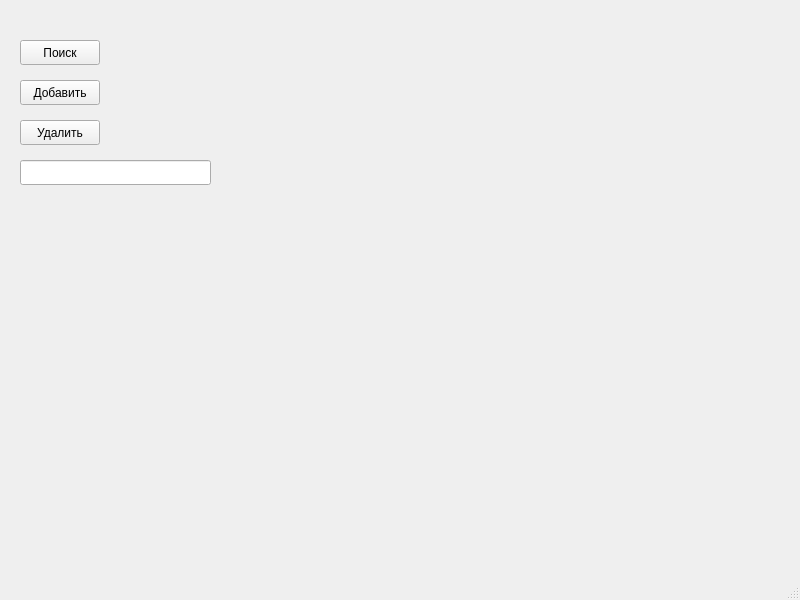
Above: C++/qt/Lab16_V2/lab16_v2/mainwindow.ui from ilya-uzun/Learning before the change. Below: the same form after it.
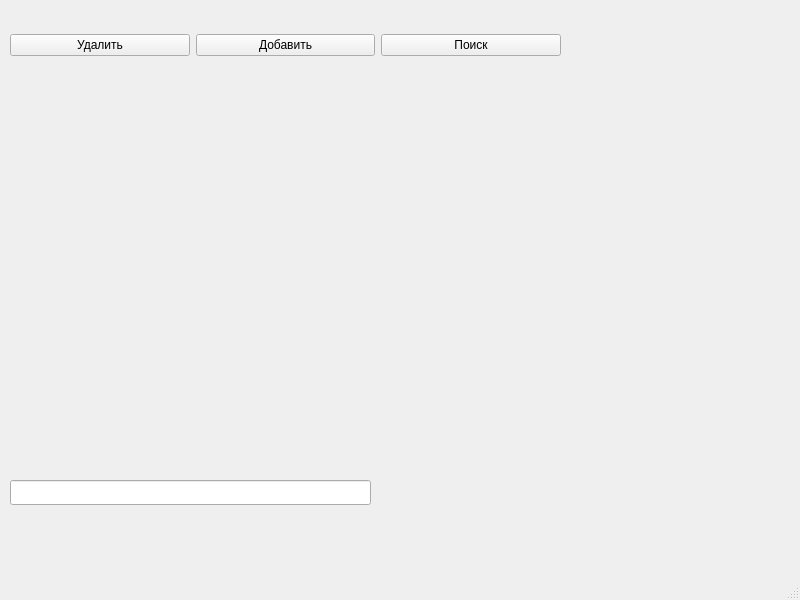
That is the form after the change.

Commit message: поместил кнопки горизонтальной разметке

```diff
--- a/C++/qt/Lab16_V2/lab16_v2/mainwindow.ui
+++ b/C++/qt/Lab16_V2/lab16_v2/mainwindow.ui
@@ -14,54 +14,48 @@
    <string>Lab16</string>
   </property>
   <widget class="QWidget" name="centralwidget">
-   <widget class="QPushButton" name="searchBt">
+   <widget class="QLineEdit" name="lineEdit">
     <property name="geometry">
      <rect>
-      <x>20</x>
-      <y>40</y>
-      <width>80</width>
+      <x>10</x>
+      <y>480</y>
+      <width>361</width>
       <height>25</height>
      </rect>
     </property>
-    <property name="text">
-     <string>Поиск</string>
-    </property>
    </widget>
-   <widget class="QPushButton" name="addBt">
+   <widget class="QWidget" name="horizontalLayoutWidget">
     <property name="geometry">
      <rect>
-      <x>20</x>
-      <y>80</y>
-      <width>80</width>
-      <height>25</height>
+      <x>10</x>
+      <y>30</y>
+      <width>551</width>
+      <height>31</height>
      </rect>
     </property>
-    <property name="text">
-     <string>Добавить</string>
-    </property>
-   </widget>
+    <layout class="QHBoxLayout" name="horizontalLayout">
+     <item>
    <widget class="QPushButton" name="deleteBt">
-    <property name="geometry">
-     <rect>
-      <x>20</x>
-      <y>120</y>
-      <width>80</width>
-      <height>25</height>
-     </rect>
-    </property>
     <property name="text">
      <string>Удалить</string>
     </property>
    </widget>
-   <widget class="QLineEdit" name="lineEdit">
-    <property name="geometry">
-     <rect>
-      <x>20</x>
-      <y>160</y>
-      <width>191</width>
-      <height>25</height>
-     </rect>
-    </property>
+     </item>
+     <item>
+      <widget class="QPushButton" name="addBt">
+       <property name="text">
+        <string>Добавить</string>
+       </property>
+      </widget>
+     </item>
+     <item>
+      <widget class="QPushButton" name="searchBt">
+       <property name="text">
+        <string>Поиск</string>
+       </property>
+      </widget>
+     </item>
+    </layout>
    </widget>
   </widget>
   <widget class="QMenuBar" name="menubar">
```
Lines whose indentation alone changed are shown as unchanged. The commit also changes 2 other files.
